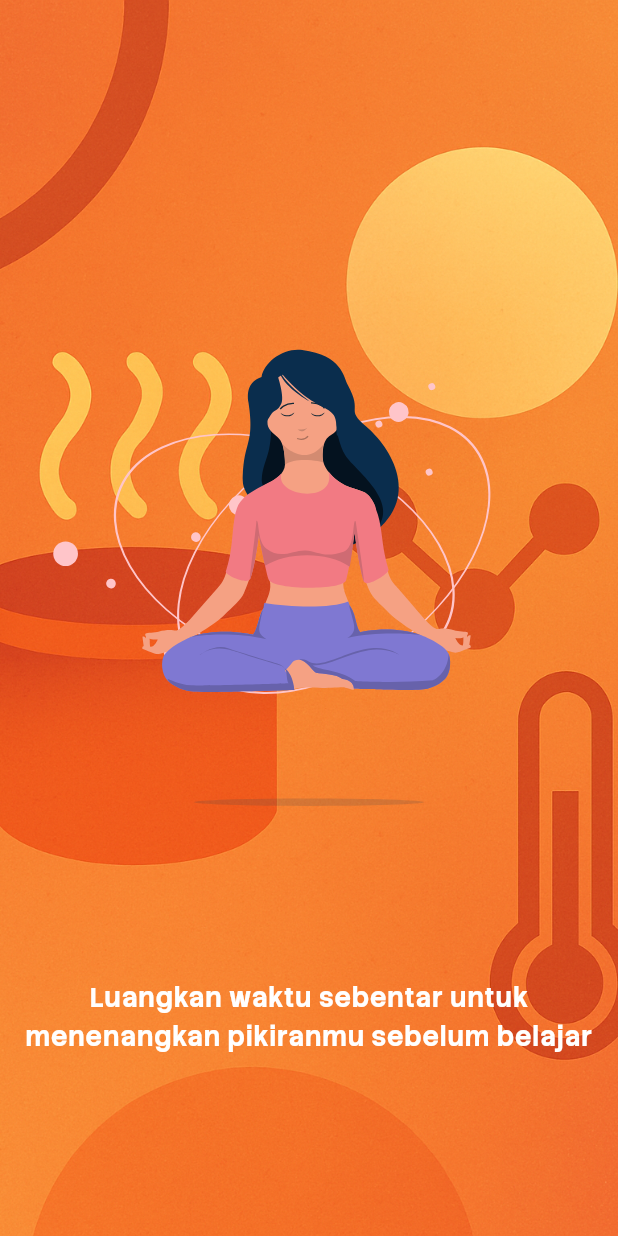
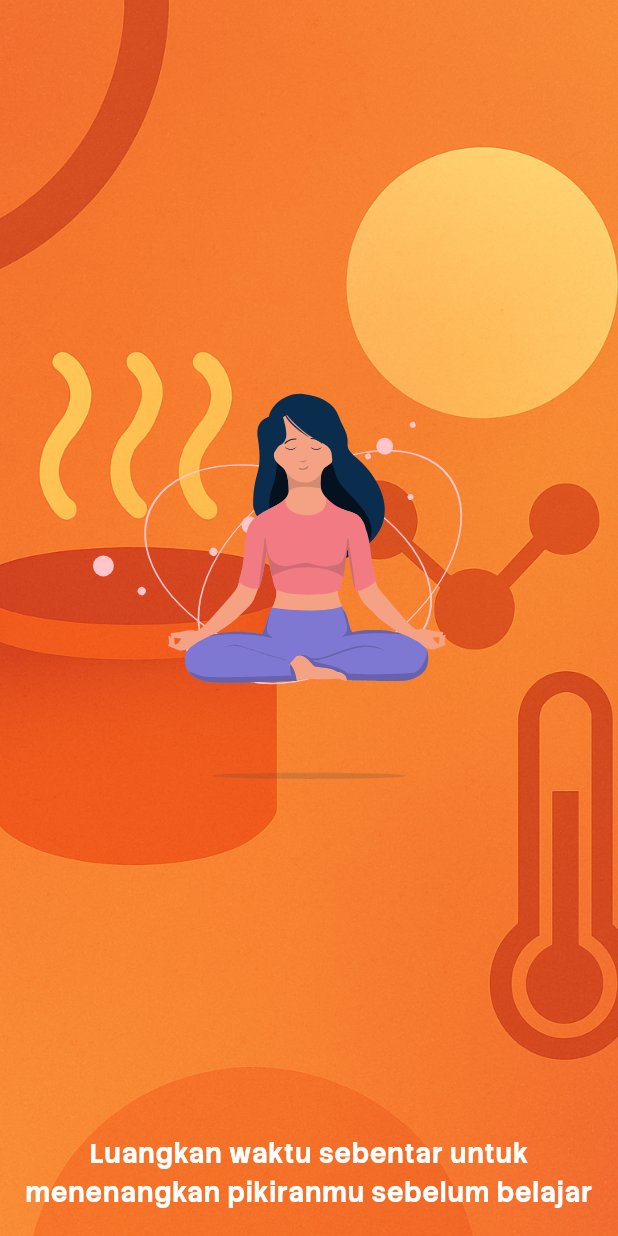
Before and after one commit to mbredetss/termodinamika-apps, a Flutter app: the RelaxScreen widget shown alone on an empty page, opened directly, on a phone screen of 412 x 824 dp. Run offline on Flutter 3.47's test engine with Material 3 defaults, Android fonts, the phone set to English and light mode, and no system bars; our stand-ins replace flutter_markdown_plus, getwidget, google_generative_ai, lottie, shared_preferences, web; accounts and stored records are empty.

Commit message:
fix overflow in relax screen

```diff
--- a/lib/screens/relax/relax_screen.dart
+++ b/lib/screens/relax/relax_screen.dart
@@ -100,18 +100,24 @@ class _RelaxScreenState extends State<RelaxScreen> {
   @override
   Widget build(BuildContext context) {
     return BackgroundWrapper(
+      child: Padding(
+        padding: const EdgeInsets.all(16.0),
         child: Column(
           mainAxisAlignment: MainAxisAlignment.center,
           children: [
-          // Lottie animation
-          Lottie.asset(
+            // Lottie animation - now responsive to screen size
+            Expanded(
+              child: Container(
+                padding: const EdgeInsets.symmetric(horizontal: 16.0),
+                child: Lottie.asset(
                   'assets/animations/relax.json',
-            width: 500,
-            height: 500,
+                  fit: BoxFit.contain,
                 ),
-          const SizedBox(height: 32),
+              ),
+            ),
+            const SizedBox(height: 16),
             // Instruction text (now bold and larger)
-          const Text(
+            Text(
               'Luangkan waktu sebentar untuk menenangkan pikiranmu sebelum belajar',
               textAlign: TextAlign.center,
               style: TextStyle(
@@ -123,6 +129,7 @@ class _RelaxScreenState extends State<RelaxScreen> {
             ),
           ],
         ),
+      ),
     );
   }
 }
```
Lines whose indentation alone changed are shown as unchanged.
